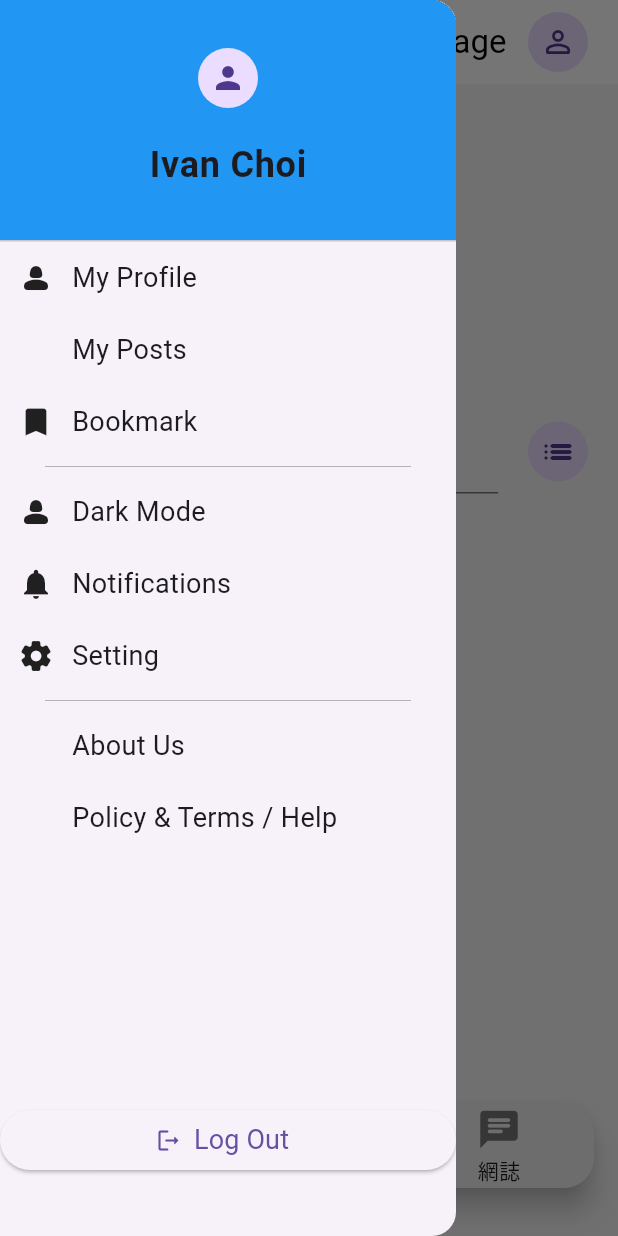
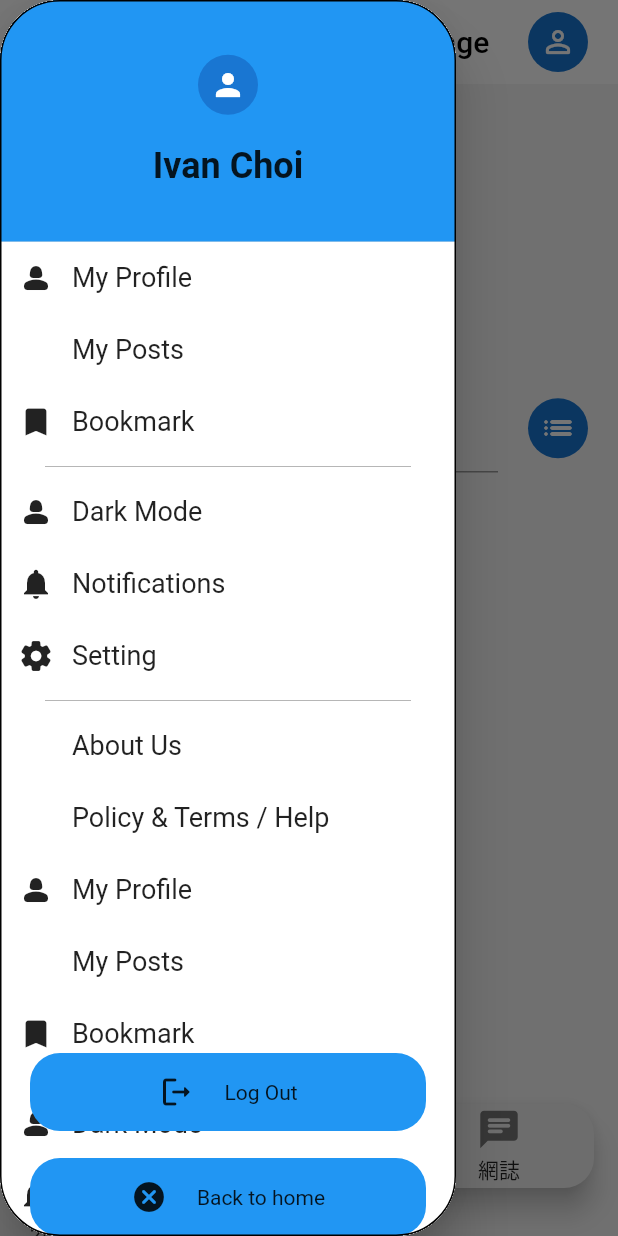
Before and after one commit to ivanChoi-0205/news_app, a Flutter app: the screen it shows after launch, with the side drawer open, on a phone screen of 412 x 824 dp. Run offline on Flutter 3.47's test engine with Material 2 defaults, Android fonts, the light colour scheme and no system bars; drawn by our look-alikes of custom_navigation_bar; our stand-ins replace dio, equatable, flutter_riverpod, vibration.

Commit message:
Enhancement: drawer layout

```diff
--- a/lib/src/constants/app_dimens.dart
+++ b/lib/src/constants/app_dimen.dart
@@ -1,3 +1,4 @@
+
 import 'package:flutter/material.dart';
 
 final BorderRadius generateButtonRadius = BorderRadius.circular(20);
--- a/lib/src/constants/theme/light_theme_data.dart
+++ b/lib/src/constants/theme/light_theme_data.dart
@@ -2,12 +2,21 @@ import 'package:flutter/material.dart';
 import 'light_text_theme.dart';
 
 final ThemeData lightThemeData = ThemeData(
-  useMaterial3: true,
+  // useMaterial3: true,
   // the above setting use in both light theme and dark theme
   scaffoldBackgroundColor: Colors.grey.shade100,
   brightness: Brightness.light,
   textTheme: lightTextTheme,
   primarySwatch: Colors.blue,
+  drawerTheme: const DrawerThemeData(
+    backgroundColor: Colors.white,
+    shape: RoundedRectangleBorder(
+      side: BorderSide(width: 1.0, color: Colors.black),
+      borderRadius: BorderRadius.all(
+        Radius.circular(40),
+      ),
+    ),
+  ),
   // colorScheme: ColorScheme(
   //   brightness: Brightness.light,
   //   background: Colors.grey.shade200,
--- a/lib/src/widget/drawer/layout/drawer_layout.dart
+++ b/lib/src/widget/drawer/layout/drawer_layout.dart
@@ -1,9 +1,8 @@
 import 'dart:developer';
 
 import 'package:flutter/material.dart';
+import 'package:news_app/src/widget/drawer/widget/drawer_footer.dart';
 
-import '../../../constants/global_key.dart';
-import '../../../service/vibration_service.dart';
 import '../constant/drawer_enum.dart';
 
 class DrawerLayout extends StatefulWidget {
@@ -36,9 +35,6 @@ class _DrawerLayoutState extends State<DrawerLayout> {
       child: Stack(
         children: [
           Column(
-            // physics: const ClampingScrollPhysics(),
-            // shrinkWrap: true,
-            // crossAxisAlignment: CrossAxisAlignment.start,
             children: [
               DrawerHeader(
                 margin: EdgeInsets.zero,
@@ -73,7 +69,10 @@ class _DrawerLayoutState extends State<DrawerLayout> {
                     children: [
                       for (DrawerItemEnum value in DrawerItemEnum.values) ...[
                         _DrawerItem(item: value)
-                      ]
+                      ],
+                      for (DrawerItemEnum value in DrawerItemEnum.values) ...[
+                        _DrawerItem(item: value)
+                      ],
                     ],
                   ),
                 ),
@@ -84,22 +83,8 @@ class _DrawerLayoutState extends State<DrawerLayout> {
             Positioned(
               left: 0.0,
               right: 0.0,
-              bottom: MediaQuery.of(context).padding.bottom + 40,
-              child: ElevatedButton.icon(
-                onPressed: () {
-                  VibrationService().clickFeedback();
-                  rootScaffoldKey.currentState!.closeDrawer();
-                },
-                icon: DrawerItemEnum.logOut.getItemEntity()?.icon ??
-                    const SizedBox(),
-                label: Text(
-                  DrawerItemEnum.logOut.getItemEntity()?.label ?? '',
-                  style: const TextStyle(
-                    fontSize: 18.0,
-                    fontWeight: FontWeight.w400,
-                  ),
-                ),
-              ),
+              bottom: MediaQuery.of(context).padding.bottom,
+              child: const DrawerFooter(),
             )
         ],
       ),
--- /dev/null
+++ b/lib/src/widget/drawer/widget/drawer_footer.dart
@@ -0,0 +1,70 @@
+import 'package:flutter/material.dart';
+import 'package:news_app/src/widget/drawer/constant/drawer_enum.dart';
+import 'package:news_app/src/widget/drawer/model/drawer_model.dart';
+
+import '../../../constants/app_dimen.dart';
+import '../../../constants/global_key.dart';
+import '../../../service/vibration_service.dart';
+
+class DrawerFooter extends StatelessWidget {
+  const DrawerFooter({
+    Key? key,
+  }) : super(key: key);
+
+  void onCancelButtonClicked() {
+    VibrationService().clickFeedback();
+    rootScaffoldKey.currentState!.closeDrawer();
+  }
+
+  DrawerItemEntity? get logOutItemEntity =>
+      DrawerItemEnum.logOut.getItemEntity();
+
+  @override
+  Widget build(BuildContext context) {
+    return Padding(
+      padding: const EdgeInsets.symmetric(horizontal: 20),
+      child: Column(
+        children: [
+          Container(
+            height: 52.0,
+            width: double.infinity,
+            decoration: BoxDecoration(
+              color: Colors.blue,
+              borderRadius: generateButtonRadius,
+            ),
+            child: Row(
+              mainAxisAlignment: MainAxisAlignment.center,
+              children: [
+                if (logOutItemEntity?.icon != null) ...[
+                  logOutItemEntity!.icon,
+                  const SizedBox(width: 20),
+                ],
+                Text(logOutItemEntity?.label ?? ''),
+              ],
+            ),
+          ),
+          const SizedBox(height: 18),
+          GestureDetector(
+            onTap: () => onCancelButtonClicked(),
+            child: Container(
+              height: 52.0,
+              width: double.infinity,
+              decoration: BoxDecoration(
+                color: Colors.blue,
+                borderRadius: generateButtonRadius,
+              ),
+              child: Row(
+                mainAxisAlignment: MainAxisAlignment.center,
+                children: const [
+                  Icon(Icons.cancel_rounded),
+                  SizedBox(width: 20),
+                  Text('Back to home'),
+                ],
+              ),
+            ),
+          ),
+        ],
+      ),
+    );
+  }
+}
--- a/pubspec.yaml
+++ b/pubspec.yaml
@@ -40,6 +40,7 @@ dependencies:
   flutter_riverpod: ^2.3.0
   equatable: ^2.0.5
   vibration: ^1.7.6
+  cached_network_image: ^3.2.3
 
 dev_dependencies:
   flutter_test:
```
